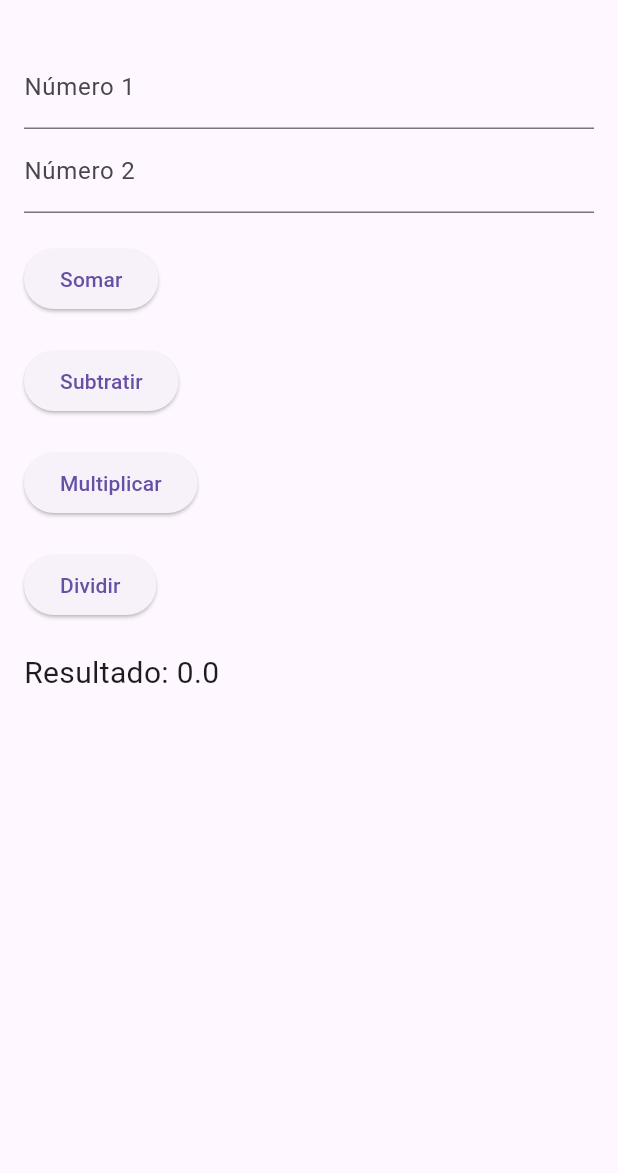
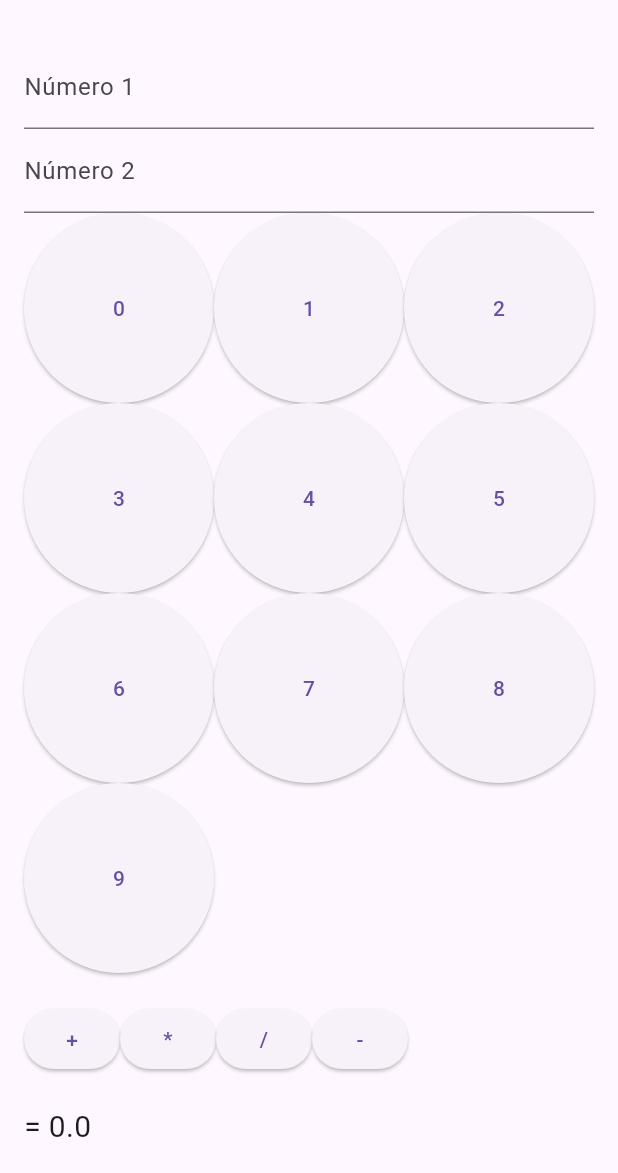
Before and after one commit to a-paulaassuncao/calculator-flutter, a Flutter app: the screen it shows after launch, on a phone screen of 412 x 824 dp, the part 63-1236 px from its top. Run offline on Flutter 3.47's test engine with Material 3 defaults, Android fonts, the phone set to English and light mode, and no system bars.

Commit message:
Update main.dart
new commit: update main.dart, include a body of a calculator.

```diff
--- a/lib/main.dart
+++ b/lib/main.dart
@@ -41,7 +41,7 @@ class _MyappState extends State<MyApp> {
     });
   }
 
-  void _dividir() {
+  void _dividir( ) {
     setState(() {
       final num1 = double.parse(_num1Controller.text);
       final num2 = double.parse(_num2Controller.text);
@@ -70,24 +70,49 @@ class _MyappState extends State<MyApp> {
                       keyboardType: TextInputType.number,
                       decoration: const InputDecoration(labelText: 'Número 2'),
                     ),
-                    const SizedBox(height: 20),
-                    ElevatedButton(
-                      onPressed: _somar,
-                      child: const Text('Somar'),
+                    GridView.count(
+                      crossAxisCount: 3,
+                      shrinkWrap: true,
+                      children: List.generate(10, (index) {
+                        return ElevatedButton(
+                          onPressed: () {
+                            setState(() {
+                              if (_num1Controller.text.isEmpty) {
+                                _num1Controller.text = index.toString();
+                              } else if (_num2Controller.text.isEmpty) {
+                                _num2Controller.text = index.toString();
+                              }
+                            });
+                          },
+                          child: Text(index.toString()),
+                        );
+                      }),
                     ),
                     const SizedBox(height: 20),
-                    ElevatedButton(
-                        onPressed: _subtrair, child: const Text('Subtratir')),
-                    const SizedBox(height: 20),
-                    ElevatedButton(
-                        onPressed: _multiplicar,
-                        child: const Text('Multiplicar')),
-                    const SizedBox(height: 20),
-                    ElevatedButton(
-                        onPressed: _dividir, child: const Text('Dividir')),
+                    Row(children: [
+                      ElevatedButton(onPressed: _somar, child: const Text('+')),
+                      ElevatedButton(onPressed: _multiplicar, child: const Text('*')),
+                      ElevatedButton(onPressed: _dividir, child: const Text('/')),
+                      ElevatedButton(onPressed: _subtrair, child: const Text('-')),
+                    ],),
+                    // const SizedBox(height: 20),
+                    // ElevatedButton(
+                    //   onPressed: _somar,
+                    //   child: const Text('Somar'),
+                    // ),
+                    // const SizedBox(height: 20),
+                    // ElevatedButton(
+                    //     onPressed: _subtrair, child: const Text('Subtratir')),
+                    // const SizedBox(height: 20),
+                    // ElevatedButton(
+                    //     onPressed: _multiplicar,
+                    //     child: const Text('Multiplicar')),
+                    // const SizedBox(height: 20),
+                    // ElevatedButton(
+                    //     onPressed: _dividir, child: const Text('Dividir')),
                     const SizedBox(height: 20),
                     Text(
-                      'Resultado: $_resultado',
+                      '= $_resultado',
                       style: const TextStyle(fontSize: 20),
                     ),
                   ],
```
